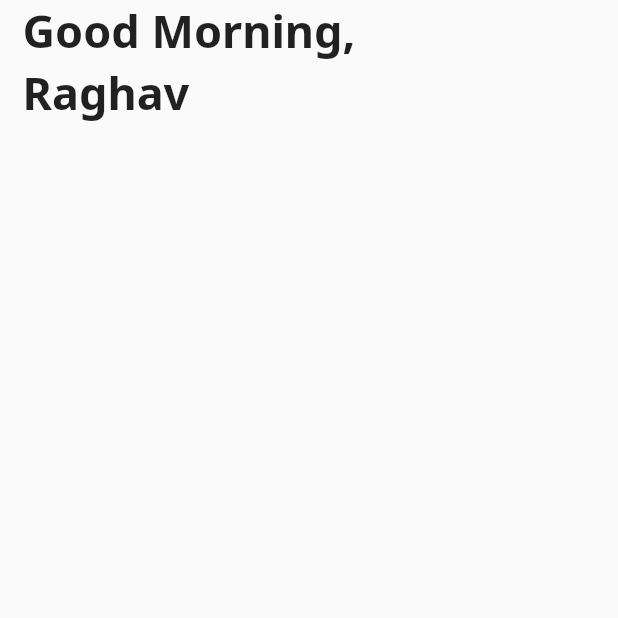
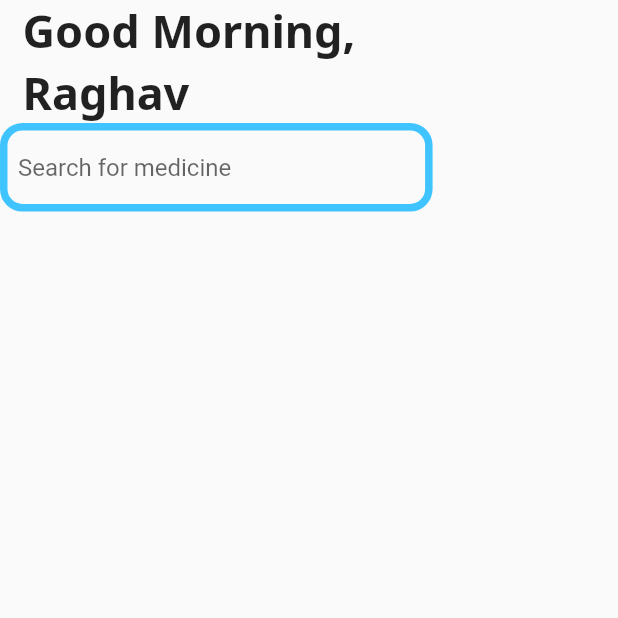
Before and after one commit to raghavguptaeng/Comm-Resources, a Flutter app: the screen it shows after launch, on a phone screen of 412 x 824 dp, the top half of it. Run offline on Flutter 3.47's test engine with Material 2 defaults, Android fonts, the phone set to English and light mode, and no system bars; our stand-ins replace google_fonts.

Commit message:
Input field made and optimized

```diff
--- a/lib/screens/MainScreen.dart
+++ b/lib/screens/MainScreen.dart
@@ -1,8 +1,5 @@
-import 'dart:ui';
-
 import 'package:comm_resources/constants.dart';
 import 'package:flutter/material.dart';
-import 'package:google_fonts/google_fonts.dart';
 
 class MainScreen extends StatefulWidget {
   const MainScreen({Key key}) : super(key: key);
@@ -18,14 +15,52 @@ class _MainScreenState extends State<MainScreen> {
       body: SafeArea(
         child: ListView(
           children: [
-            Padding(
+            Greeting(),
+            Row(
+              children: [
+                Container(
+                  width: MediaQuery.of(context).size.width*0.70,
+                  child: TextField(
+                    decoration: new InputDecoration(
+                      fillColor: Colors.grey,
+                      focusedBorder: OutlineInputBorder(
+                        borderSide: BorderSide(
+                            color: Colors.lightBlueAccent, width: 5.0),
+                        borderRadius: BorderRadius.circular(15),
+                      ),
+                      enabledBorder: OutlineInputBorder(
+                        borderSide: BorderSide(
+                            color: Colors.lightBlueAccent, width: 5.0),
+                        borderRadius: BorderRadius.circular(15),
+                      ),
+                      hintText: 'Search for medicine',
+                    ),
+                  ),
+                ),
+              ],
+            )
+          ],
+        ),
+      ),
+    );
+  }
+}
+
+class Greeting extends StatelessWidget {
+  const Greeting({
+    Key key,
+  }) : super(key: key);
+
+  @override
+  Widget build(BuildContext context) {
+    return Padding(
       padding: const EdgeInsets.only(left: 15),
       child: Column(
         crossAxisAlignment: CrossAxisAlignment.start,
         children: [
           Text(
             "Good Morning,",
-                    style:kHeadFontStyle,
+            style: kHeadFontStyle,
           ),
           Text(
             "Raghav",
@@ -33,10 +68,6 @@ class _MainScreenState extends State<MainScreen> {
           )
         ],
       ),
-            )
-          ],
-        ),
-      ),
     );
   }
 }
```
Lines whose indentation alone changed are shown as unchanged.
